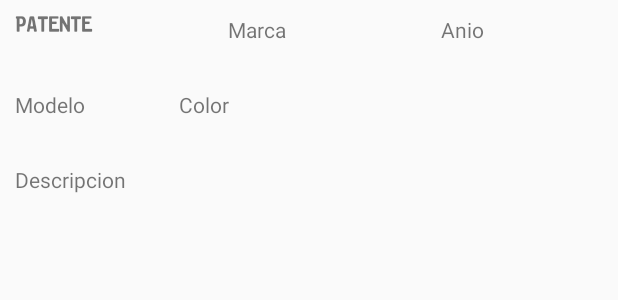
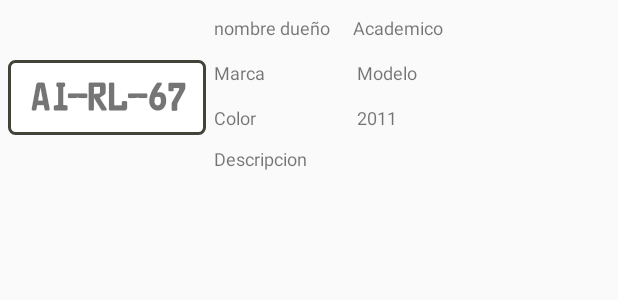
Before and after one commit to jccquinones/WatchDog-App, an Android app: the layout row_vehiculo.xml on its own in the app's theme, with its tools: preview values and no code run, on a phone screen of 412 x 824 dp. Shown: the top 300 px of the screen. Run offline under Robolectric (Android 15) with nearby library versions, the phone set to English and light mode, and no system bars.

Commit message:
Updated: Ahora se muestran los datos del dueño del vehículo en el popup y en la lista principal de vehiculos, además, también se cambió la vista del popup agregándole los elementos de selección de portería.

```diff
--- a/app/build.gradle
+++ b/app/build.gradle
@@ -104,4 +104,5 @@ dependencies {
     implementation 'com.github.Raizlabs.DBFlow:dbflow-core:4.1.2'
     implementation 'com.github.Raizlabs.DBFlow:dbflow:4.1.2'
 
+    implementation 'com.android.support:recyclerview-v7:26.1.0'
 }
--- a/app/src/main/java/cl/ucn/disc/dam/watchdogapp/adapters/VehiculoAdapter.java
+++ b/app/src/main/java/cl/ucn/disc/dam/watchdogapp/adapters/VehiculoAdapter.java
@@ -115,6 +115,8 @@ public final class VehiculoAdapter extends BaseAdapter {
             viewHolder.marca.setText(vehiculo.getMarca());
             viewHolder.color.setText(vehiculo.getColor());
             viewHolder.descripcion.setText(vehiculo.getDescripcion());
+            viewHolder.dueno.setText(vehiculo.getDueno().getNombre());
+            viewHolder.tipo.setText(vehiculo.getDueno().getTipo());
 
         }
 
@@ -156,6 +158,8 @@ public final class VehiculoAdapter extends BaseAdapter {
         TextView marca;
         TextView color;
         TextView descripcion;
+        TextView dueno;
+        TextView tipo;
 
         ViewHolder(final View view) {
             this.patente = view.findViewById(R.id.ra_patente);
@@ -164,6 +168,8 @@ public final class VehiculoAdapter extends BaseAdapter {
             this.marca = view.findViewById(R.id.ra_marca);
             this.color = view.findViewById(R.id.ra_color);
             this.descripcion = view.findViewById(R.id.ra_descripcion);
+            this.dueno = view.findViewById(R.id.ra_dueno);
+            this.tipo = view.findViewById(R.id.ra_tipo);
         }
 
     }
--- a/app/src/main/java/cl/ucn/disc/dam/watchdogapp/adapters/VehiculoDBFlowAdapter.java
+++ b/app/src/main/java/cl/ucn/disc/dam/watchdogapp/adapters/VehiculoDBFlowAdapter.java
@@ -161,6 +161,8 @@ public class VehiculoDBFlowAdapter extends BaseAdapter {
             viewHolder.marca.setText(vehiculo.getMarca());
             viewHolder.color.setText(vehiculo.getColor());
             viewHolder.descripcion.setText(vehiculo.getDescripcion());
+            viewHolder.dueno.setText(vehiculo.getDueno().getNombre());
+            viewHolder.tipo.setText(vehiculo.getDueno().getTipo());
 
             //viewHolder.uuid.setText(vehiculo.getId().toString());
 
@@ -181,6 +183,8 @@ public class VehiculoDBFlowAdapter extends BaseAdapter {
         TextView marca;
         TextView color;
         TextView descripcion;
+        TextView dueno;
+        TextView tipo;
 
         ViewHolder(final View view) {
             this.patente = view.findViewById(R.id.ra_patente);
@@ -189,6 +193,8 @@ public class VehiculoDBFlowAdapter extends BaseAdapter {
             this.marca = view.findViewById(R.id.ra_marca);
             this.color = view.findViewById(R.id.ra_color);
             this.descripcion = view.findViewById(R.id.ra_descripcion);
+            this.dueno = view.findViewById(R.id.ra_dueno);
+            this.tipo = view.findViewById(R.id.ra_tipo);
         }
 
     }
--- /dev/null
+++ b/app/src/main/res/drawable/round.xml
@@ -0,0 +1,7 @@
+<?xml version="1.0" encoding="utf-8"?>
+<shape xmlns:android="http://schemas.android.com/apk/res/android">
+    <corners android:radius="4dp"/>
+    <stroke android:width="2dp"
+        android:color="#44433A"/>
+    <solid android:color="#FFF"/>
+</shape>
--- a/app/src/main/res/layout/row_vehiculo.xml
+++ b/app/src/main/res/layout/row_vehiculo.xml
@@ -8,67 +8,96 @@
     tools:context=".activities.MainActivity">
 
 
-
     <TextView
         android:id="@+id/ra_patente"
         android:layout_width="132dp"
-        android:layout_height="40dp"
-        android:layout_marginStart="10dp"
-        android:layout_marginTop="10dp"
-        android:text="Patente"
+        android:layout_height="50dp"
+        android:layout_marginStart="5dp"
+        android:layout_marginTop="40dp"
+        android:background="@drawable/round"
+        android:fontFamily="@font/europlate"
+        android:gravity="center"
+        android:text="AI-RL-67"
+        android:textSize="25dp"
         android:textStyle="bold"
-        android:fontFamily="@font/europlate"
         app:layout_constraintStart_toStartOf="parent"
         app:layout_constraintTop_toTopOf="parent" />
 
     <TextView
         android:id="@+id/ra_descripcion"
-        android:layout_width="333dp"
-        android:layout_height="60dp"
-        android:layout_marginStart="10dp"
+        android:layout_width="255dp"
+        android:layout_height="30dp"
+        android:layout_marginStart="5dp"
         android:layout_marginTop="10dp"
         android:text="Descripcion"
-        app:layout_constraintStart_toStartOf="parent"
+        android:textSize="12dp"
+        app:layout_constraintStart_toEndOf="@+id/ra_patente"
+        app:layout_constraintTop_toBottomOf="@+id/ra_color" />
+
+    <TextView
+        android:id="@+id/ra_modelo1"
+        android:layout_width="90dp"
+        android:layout_height="20dp"
+        android:layout_marginStart="5dp"
+        android:layout_marginTop="10dp"
+        android:text="Modelo"
+        android:textSize="12dp"
+        app:layout_constraintStart_toEndOf="@+id/ra_marca"
+        app:layout_constraintTop_toBottomOf="@+id/ra_tipo" />
+
+    <TextView
+        android:id="@+id/ra_anio"
+        android:layout_width="90dp"
+        android:layout_height="20dp"
+        android:layout_marginStart="5dp"
+        android:layout_marginTop="10dp"
+        android:text="2011"
+        android:textSize="12dp"
+        app:layout_constraintStart_toEndOf="@+id/ra_color"
         app:layout_constraintTop_toBottomOf="@+id/ra_modelo1" />
 
     <TextView
-        android:id="@+id/ra_modelo1"
-        android:layout_width="99dp"
-        android:layout_height="40dp"
-        android:layout_marginStart="10dp"
+        android:id="@+id/ra_marca"
+        android:layout_width="90dp"
+        android:layout_height="20dp"
+        android:layout_marginStart="5dp"
         android:layout_marginTop="10dp"
-        android:text="Modelo"
-        app:layout_constraintStart_toStartOf="parent"
-        app:layout_constraintTop_toBottomOf="@+id/ra_patente" />
+        android:text="Marca"
+        android:textSize="12dp"
+        app:layout_constraintStart_toEndOf="@+id/ra_patente"
+        app:layout_constraintTop_toBottomOf="@+id/ra_dueno" />
 
     <TextView
-        android:id="@+id/ra_anio"
-        android:layout_width="73dp"
-        android:layout_height="40dp"
-        android:layout_marginStart="10dp"
+        android:id="@+id/ra_color"
+        android:layout_width="90dp"
+        android:layout_height="17dp"
+        android:layout_marginStart="5dp"
         android:layout_marginTop="10dp"
-        android:text="Anio"
-        app:layout_constraintStart_toEndOf="@+id/ra_marca"
-        app:layout_constraintTop_toTopOf="parent" />
+        android:text="Color"
+        android:textSize="12dp"
+        app:layout_constraintStart_toEndOf="@+id/ra_patente"
+        app:layout_constraintTop_toBottomOf="@+id/ra_marca" />
 
     <TextView
-        android:id="@+id/ra_marca"
-        android:layout_width="132dp"
-        android:layout_height="40dp"
-        android:layout_marginStart="10dp"
+        android:id="@+id/ra_dueno"
+        android:layout_width="87dp"
+        android:layout_height="20dp"
+        android:layout_marginStart="5dp"
         android:layout_marginTop="10dp"
-        android:text="Marca"
+        android:text="nombre dueño"
+        android:textSize="12dp"
         app:layout_constraintStart_toEndOf="@+id/ra_patente"
         app:layout_constraintTop_toTopOf="parent" />
 
     <TextView
-        android:id="@+id/ra_color"
-        android:layout_width="99dp"
-        android:layout_height="40dp"
-        android:layout_marginStart="10dp"
+        android:id="@+id/ra_tipo"
+        android:layout_width="90dp"
+        android:layout_height="20dp"
+        android:layout_marginStart="5dp"
         android:layout_marginTop="10dp"
-        android:text="Color"
-        app:layout_constraintStart_toEndOf="@+id/ra_modelo1"
-        app:layout_constraintTop_toBottomOf="@+id/ra_marca" />
+        android:text="Academico"
+        android:textSize="12dp"
+        app:layout_constraintStart_toEndOf="@+id/ra_dueno"
+        app:layout_constraintTop_toTopOf="parent" />
 
 </android.support.constraint.ConstraintLayout>
```
Also changed, not shown: app/src/main/java/cl/ucn/disc/dam/watchdogapp/activities/MainActivity.java (+15 -26 lines), app/src/main/java/cl/ucn/disc/dam/watchdogapp/activities/pop_up_activity.java (+9 -9 lines), app/src/main/java/cl/ucn/disc/dam/watchdogapp/adapters/PersonaAdapter.java (deleted, +0 -180 lines), app/src/main/java/cl/ucn/disc/dam/watchdogapp/adapters/PersonaDBFlowAdapter.java (deleted, +0 -204 lines), app/src/main/java/cl/ucn/disc/dam/watchdogapp/controller/VehiculoController.java (+4 -4 lines), app/src/main/java/cl/ucn/disc/dam/watchdogapp/model/Persona.java (+11 -1 lines), app/src/main/java/cl/ucn/disc/dam/watchdogapp/model/RegistroIngreso.java (+7 -1 lines), app/src/main/java/cl/ucn/disc/dam/watchdogapp/model/Vehiculo.java (+7 -3 lines), app/src/main/res/layout/activity_pop_up_activity.xml (deleted, +0 -9 lines), app/src/main/res/layout/pop_up_info.xml (+42 -2 lines).
